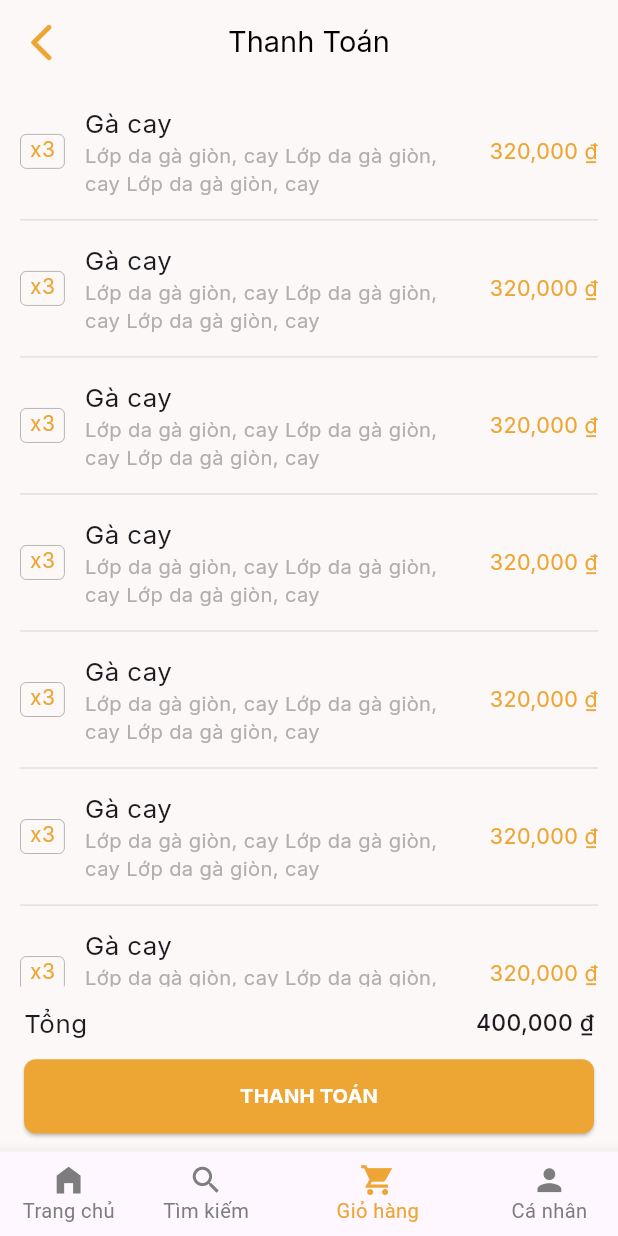
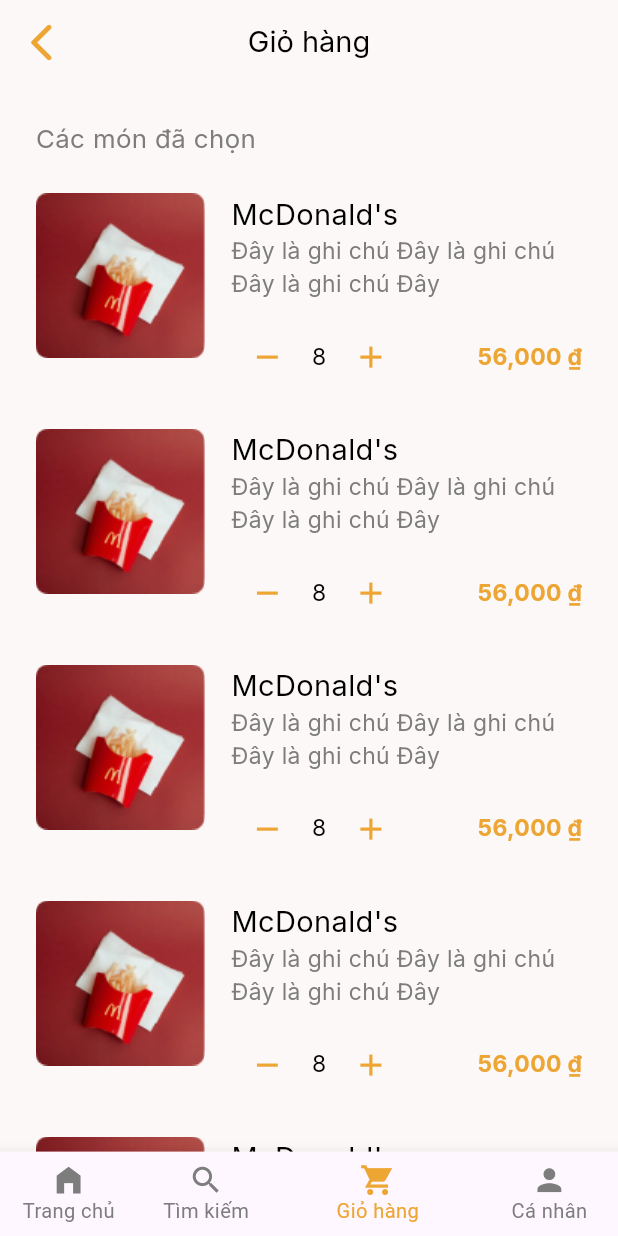
Before and after one commit to QuaiAng/All-Food, a Flutter app: the screen it shows after launch, swiped to page 3, on a phone screen of 412 x 824 dp. Run offline on Flutter 3.47's test engine with Material 3 defaults, Android fonts, the phone set to English and light mode, and no system bars; drawn by our look-alikes of flutter_slidable; our stand-ins replace animated_splash_screen, google_fonts, lottie, pinput, sizer.

```diff
--- a/fastfoodapp/lib/app_router.dart
+++ b/fastfoodapp/lib/app_router.dart
@@ -1,3 +1,4 @@
+import 'package:fastfoodapp/presentation/pages/cartscreen.dart';
 import 'package:fastfoodapp/presentation/pages/detailistproduct.dart';
 import 'package:fastfoodapp/presentation/pages/loginscreen.dart';
 import 'package:fastfoodapp/presentation/pages/mainscreen.dart';
@@ -8,6 +9,7 @@ import 'package:fastfoodapp/presentation/pages/detailsearchscreen.dart';
 import 'package:fastfoodapp/presentation/pages/splashscreen.dart';
 import 'package:fastfoodapp/presentation/pages/verifyotpscreen.dart';
 import 'package:fastfoodapp/presentation/pages/voucherscreen.dart';
+import 'package:fastfoodapp/presentation/widgets/itemincart.dart';
 import 'package:flutter/material.dart';
 
 class RouteName {
@@ -71,6 +73,8 @@ class AppRouter {
         return MaterialPageRoute(builder: (_) => const Searchscreen());
       case RouteName.detailsearchScreen:
         return MaterialPageRoute(builder: (_) => const Detailsearchscreen());
+      case RouteName.cartScreen:
+        return MaterialPageRoute(builder: (_) => const Cartscreen());
       default:
         return MaterialPageRoute(
           builder: (_) => const Scaffold(
--- /dev/null
+++ b/fastfoodapp/lib/presentation/pages/cartscreen.dart
@@ -0,0 +1,128 @@
+import 'package:fastfoodapp/app_router.dart';
+import 'package:fastfoodapp/presentation/states/dataprovider.dart';
+import 'package:fastfoodapp/res/colors.dart';
+import 'package:fastfoodapp/res/size.dart';
+import 'package:fastfoodapp/res/styles.dart';
+import 'package:flutter/material.dart';
+import 'package:flutter_slidable/flutter_slidable.dart';
+import 'package:provider/provider.dart';
+import 'package:sizer/sizer.dart';
+
+// List items = List.generate(12, (index) {
+//   return Itemincart(
+//     onTap: () {},
+//     image: 'assets/images/food.png',
+//     name: "McDonald's",
+//     note: "Đây là ghi chú Đây là ghi chú Đây là ghi chú Đây ",
+//     price: 56000.0,
+//     quantity: 8,
+//   );
+// });
+
+class Cartscreen extends StatelessWidget {
+  const Cartscreen({super.key});
+
+  @override
+  Widget build(BuildContext context) {
+    var dataProvider = Provider.of<Dataprovider>(context);
+
+    return Scaffold(
+      backgroundColor: AppColors.backgroundColor,
+      appBar: AppBar(
+        backgroundColor: AppColors.backgroundColor,
+        surfaceTintColor: AppColors.backgroundColor,
+        shadowColor: Colors.grey,
+        leading: IconButton(
+          onPressed: () {
+            Navigator.pop(context);
+          },
+          icon: const Icon(
+            Icons.arrow_back_ios_rounded,
+            color: AppColors.primaryColor,
+            size: 30,
+          ),
+        ),
+        title: Text(
+          "Giỏ hàng",
+          style: StylesOfWidgets.textStyle1(fs: SizeOfWidget.sizeOfH1),
+        ),
+        centerTitle: true,
+      ),
+      body: SingleChildScrollView(
+        child: Column(
+          children: [
+            Row(mainAxisAlignment: MainAxisAlignment.start, children: [
+              Padding(
+                padding:
+                    EdgeInsets.only(top: 20.sp, left: 20.sp, bottom: 20.sp),
+                child: Text(
+                  "Các món đã chọn",
+                  softWrap: true,
+                  style: StylesOfWidgets.textStyle1(
+                      fs: SizeOfWidget.sizeOfH2,
+                      fw: FontWeight.w400,
+                      clr: AppColors.gray),
+                ),
+              ),
+            ]),
+            ListView.builder(
+              shrinkWrap: true,
+              physics: const NeverScrollableScrollPhysics(),
+              itemCount: 10,
+              itemBuilder: (context, index) {
+                var item = dataProvider.Itemincarts[index];
+                return Padding(
+                    padding: EdgeInsets.only(
+                        bottom: 20.sp, left: 20.sp, right: 20.sp),
+                    child: Slidable(
+                        endActionPane: ActionPane(
+                            motion: const StretchMotion(),
+                            children: [
+                              SlidableAction(
+                                  backgroundColor: Colors.red,
+                                  icon: Icons.close,
+                                  label: "Xóa",
+                                  onPressed: (context) {
+                                    // items.removeAt(index);
+                                    const snackBar = SnackBar(
+                                      content: Text(
+                                        "Đã xóa",
+                                        textAlign: TextAlign.center,
+                                      ),
+                                      backgroundColor: Colors.red,
+                                    );
+                                    ScaffoldMessenger.of(context)
+                                        .showSnackBar(snackBar);
+                                  })
+                            ]),
+                        child: item));
+              },
+            ),
+            SizedBox(
+              height: 20.sp,
+            ),
+            Row(mainAxisAlignment: MainAxisAlignment.end, children: [
+              TextButton(
+                onPressed: () {
+                  Navigator.pushNamed(context, RouteName.paymentScreen);
+                },
+                child: Row(
+                  children: [
+                    Text(
+                      "Tiếp tục thanh toán",
+                      softWrap: true,
+                      style: StylesOfWidgets.textStyle1(
+                          fs: SizeOfWidget.sizeOfH2,
+                          fw: FontWeight.w600,
+                          clr: AppColors.primaryColor),
+                    ),
+                  ],
+                ),
+              )
+            ]),
+          ],
+        ),
+      ),
+    );
+  }
+}
--- a/fastfoodapp/lib/presentation/pages/mainscreen.dart
+++ b/fastfoodapp/lib/presentation/pages/mainscreen.dart
@@ -1,3 +1,4 @@
+import 'package:fastfoodapp/presentation/pages/cartscreen.dart';
 import 'package:fastfoodapp/presentation/pages/loginscreen.dart';
 import 'package:fastfoodapp/presentation/pages/paymentscreen.dart';
 import 'package:fastfoodapp/presentation/pages/searchscreen.dart';
@@ -24,7 +25,7 @@ class Mainscreen extends StatelessWidget {
         children: const [
           Loginscreen(),
           Searchscreen(),
-          Paymentscreen(),
+          Cartscreen(),
           Voucherscreen()
         ],
       ),
--- a/fastfoodapp/lib/presentation/pages/paymentscreen.dart
+++ b/fastfoodapp/lib/presentation/pages/paymentscreen.dart
@@ -46,13 +46,14 @@ class Paymentscreen extends StatelessWidget {
         ),
         centerTitle: true,
       ),
-      body: Column(
+      body: SingleChildScrollView(
+        child: Column(
           children: [
-          Expanded(
-              child: ListView.builder(
-            itemCount: items.length + 1,
+            ListView.builder(
+              shrinkWrap: true,
+              physics: const NeverScrollableScrollPhysics(),
+              itemCount: items.length,
               itemBuilder: (context, index) {
-              if (index < items.length) {
                 final item = items[index];
 
                 return Column(
@@ -67,19 +68,17 @@ class Paymentscreen extends StatelessWidget {
                     )
                   ],
                 );
-              } else if (index == items.length) {
-                return Padding(
+              },
+            ),
+            Padding(
               padding: EdgeInsets.all(15.sp),
               child: Column(
                 children: [
-                      const Pricerow(
-                          label: "Phụ phí", amount: 0, isTotal: false),
+                  const Pricerow(label: "Phụ phí", amount: 0, isTotal: false),
                   const Pricerow(
                       label: "Phí giao hàng", amount: 0, isTotal: false),
                   const Pricerow(
-                          label: "Tổng thanh toán",
-                          amount: 96000,
-                          isTotal: true),
+                      label: "Tổng thanh toán", amount: 96000, isTotal: true),
                   const Divider(thickness: 0.5),
                   InkWell(
                     onTap: () {
@@ -117,11 +116,9 @@ class Paymentscreen extends StatelessWidget {
                   ),
                 ],
               ),
-                );
-              }
-            },
-          )),
+            )
           ],
+        ),
       ),
       bottomNavigationBar: BottomAppBar(
           height: 43.sp,
--- a/fastfoodapp/lib/presentation/pages/searchscreen.dart
+++ b/fastfoodapp/lib/presentation/pages/searchscreen.dart
@@ -69,9 +69,13 @@ class Searchscreen extends StatelessWidget {
               Text("Các quán nổi bật",
                   style: StylesOfWidgets.textStyle1(
                       fs: SizeOfWidget.sizeOfH1, fw: FontWeight.w500)),
+              SizedBox(
+                height: 25.sp,
+              ),
               GridView.builder(
+                physics: const NeverScrollableScrollPhysics(),
                 shrinkWrap: true,
-                padding: const EdgeInsets.all(10),
+                // padding: const EdgeInsets.all(10),
                 gridDelegate: const SliverGridDelegateWithFixedCrossAxisCount(
                   crossAxisCount: 2, // Số cột hiển thị
                   childAspectRatio: 0.6, // Tỷ lệ khung hình mỗi item
--- a/fastfoodapp/lib/presentation/states/dataprovider.dart
+++ b/fastfoodapp/lib/presentation/states/dataprovider.dart
@@ -1,6 +1,25 @@
+import 'package:fastfoodapp/presentation/widgets/itemincart.dart';
 import 'package:flutter/material.dart';
 
 class Dataprovider extends ChangeNotifier {
+  final List _Itemincarts = List.generate(12, (index) {
+    return Itemincart(
+      onTap: () {},
+      image: 'assets/images/food.png',
+      name: "McDonald's",
+      note: "Đây là ghi chú Đây là ghi chú Đây là ghi chú Đây ",
+      price: 56000.0,
+      quantity: 8,
+    );
+  });
+
+  List get Itemincarts => _Itemincarts;
+
+  void addToCart(Itemincart value) {
+    _Itemincarts.add(value);
+    notifyListeners();
+  }
+
   final List<String> _recentSearch = [
     "Bánh mì",
     "Phở bò",
@@ -26,17 +45,17 @@ class Dataprovider extends ChangeNotifier {
 
   List<String> get recentSearch => _recentSearch;
   void addSearchItem(String value) {
-    recentSearch.add(value);
+    _recentSearch.add(value);
     notifyListeners();
   }
 
   void removeSearchItem(int index) {
-    recentSearch.removeAt(index);
+    _recentSearch.removeAt(index);
     notifyListeners();
   }
 
   void removeAllSearchItem() {
-    recentSearch.removeRange(0, _recentSearch.length);
+    _recentSearch.removeRange(0, _recentSearch.length);
     notifyListeners();
   }
 
--- /dev/null
+++ b/fastfoodapp/lib/presentation/widgets/itemincart.dart
@@ -0,0 +1,126 @@
+import 'package:fastfoodapp/res/colors.dart';
+import 'package:fastfoodapp/res/size.dart';
+import 'package:fastfoodapp/res/styles.dart';
+import 'package:fastfoodapp/utils/formatmoney.dart';
+import 'package:flutter/material.dart';
+import 'package:sizer/sizer.dart';
+
+class Itemincart extends StatelessWidget {
+  const Itemincart(
+      {super.key,
+      required this.onTap,
+      required this.image,
+      required this.name,
+      required this.note,
+      required this.price,
+      required this.quantity});
+  final VoidCallback onTap;
+  final String image;
+  final String name;
+  final String note;
+  final double price;
+  final int quantity;
+
+  @override
+  Widget build(BuildContext context) {
+    return InkWell(
+      onTap: onTap,
+      child: Row(
+        crossAxisAlignment: CrossAxisAlignment.start,
+        children: [
+          // 1/3 Row cho ảnh
+          Expanded(
+            flex: 1,
+            child: Column(
+              mainAxisAlignment: MainAxisAlignment.start,
+              crossAxisAlignment: CrossAxisAlignment.start,
+              children: [
+                Container(
+                  decoration: BoxDecoration(
+                    borderRadius: BorderRadius.circular(8),
+                  ),
+                  child: Image.asset(
+                    image,
+                    fit: BoxFit.fill,
+                  ),
+                ),
+              ],
+            ),
+          ),
+
+          // 2/3 Row cho text
+          SizedBox(width: 15.sp),
+
+          Expanded(
+            flex: 2,
+            child: Column(
+              crossAxisAlignment: CrossAxisAlignment.start,
+              mainAxisAlignment: MainAxisAlignment.start,
+              children: [
+                Text(
+                  name,
+                  style: StylesOfWidgets.textStyle1(
+                      fs: SizeOfWidget.sizeOfH1, fw: FontWeight.w400),
+                ),
+                Text(
+                  note,
+                  style: StylesOfWidgets.textStyle1(
+                      fs: SizeOfWidget.sizeOfH3,
+                      fw: FontWeight.w400,
+                      clr: AppColors.gray),
+                ),
+                SizedBox(height: 15.sp),
+                Row(
+                  mainAxisAlignment: MainAxisAlignment.spaceBetween,
+                  children: [
+                    Expanded(
+                      flex: 1,
+                      child: Row(
+                        mainAxisAlignment: MainAxisAlignment.spaceBetween,
+                        children: [
+                          IconButton(
+                              onPressed: () {},
+                              icon: Icon(
+                                Icons.remove,
+                                color: AppColors.primaryColor,
+                                size: 20.sp,
+                              )),
+                          Text(
+                            quantity.toString(),
+                            style: StylesOfWidgets.textStyle1(
+                                fs: SizeOfWidget.sizeOfH3),
+                          ),
+                          IconButton(
+                              onPressed: () {},
+                              icon: Icon(
+                                Icons.add,
+                                color: AppColors.primaryColor,
+                                size: 20.sp,
+                              )),
+                        ],
+                      ),
+                    ),
+                    Expanded(
+                      flex: 1,
+                      child: Container(
+                        alignment: Alignment.bottomRight,
+                        child: Text(
+                          Formatmoney.formatCurrency(price),
+                          softWrap: true,
+                          style: StylesOfWidgets.textStyle1(
+                              fs: SizeOfWidget.sizeOfH3,
+                              fw: FontWeight.w700,
+                              clr: AppColors.primaryColor),
+                        ),
+                      ),
+                    ),
+                  ],
+                ),
+              ],
+            ),
+          ),
+        ],
+      ),
+    );
+  }
+}
--- a/fastfoodapp/lib/presentation/widgets/topfooditem.dart
+++ b/fastfoodapp/lib/presentation/widgets/topfooditem.dart
@@ -24,22 +24,25 @@ class Topfooditem extends StatelessWidget {
     return InkWell(
       onTap: onTap,
       child: Column(
-        mainAxisSize: MainAxisSize.min,
-        crossAxisAlignment: CrossAxisAlignment.start,
+        crossAxisAlignment: CrossAxisAlignment.center,
         children: [
-          SizedBox(
+          Container(
             child: Image.asset(
               image,
-              fit: BoxFit.fill,
+              fit: BoxFit.cover,
             ),
           ),
           SizedBox(
             height: 10.sp,
           ),
-          Text(
-            foodName,
-            style: StylesOfWidgets.textStyle1(
-                clr: Colors.black, fs: SizeOfWidget.sizeOfH1),
+          Row(
+            children: [
+              Text(
+                foodName,
+                style: StylesOfWidgets.textStyle1(
+                    clr: Colors.black, fs: SizeOfWidget.sizeOfH1),
+              ),
+            ],
           ),
           SizedBox(
             height: 10.sp,
--- a/fastfoodapp/pubspec.yaml
+++ b/fastfoodapp/pubspec.yaml
@@ -16,6 +16,7 @@ dependencies:
   animated_splash_screen: ^1.3.0
   provider: ^6.1.2
   intl: ^0.19.0
+  flutter_slidable: ^3.1.1
 
 
 dev_dependencies:
@@ -23,6 +24,7 @@ dev_dependencies:
     sdk: flutter
   flutter_lints: ^4.0.0
 
+
 flutter:
   uses-material-design: true
   assets:
```
Also changed, not shown: fastfoodapp/assets/images/food.png (added), fastfoodapp/assets/images/icon.png (renamed from fastfoodapp/assets/images/logo.png), fastfoodapp/pubspec.lock, 23 other files. Lines whose indentation alone changed are shown as unchanged.
